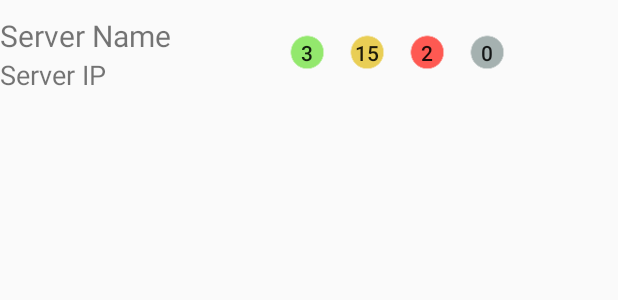
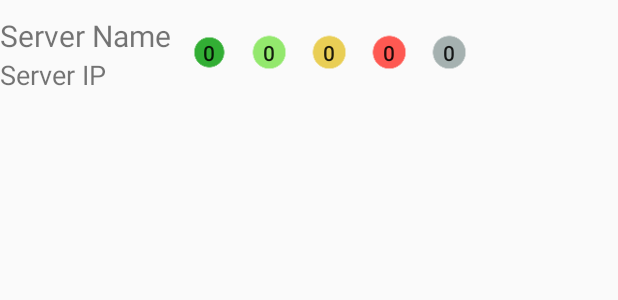
Before and after one commit to BlayckPanthers/UMTZ, an Android app: the layout infrastructure_single_layout.xml on its own in the app's theme, with its tools: preview values and no code run, on a phone screen of 412 x 824 dp. Shown: the top 300 px of the screen. Run offline under Robolectric (Android 15) with nearby library versions, the phone set to English and light mode, and no system bars.

Commit message:
Mise à jour

```diff
--- a/app/src/main/java/com/ingesup/docblayck/umtz/LoginActivty.java
+++ b/app/src/main/java/com/ingesup/docblayck/umtz/LoginActivty.java
@@ -53,7 +53,7 @@ public class LoginActivty  extends AppCompatActivity {
                 user.setEmail(email);
                 user.setPassword(password);
                 new AsyncTaskConnexion(LoginActivty.this, user,mailWrapper)
-                            .execute("http://172.20.10.3:8080/CentreonWebService/api/verifUser");
+                            .execute("http://174.138.7.116:8080/CWS/api/verifUser");
 
             }
             else{
--- a/app/src/main/res/layout/infrastructure_single_layout.xml
+++ b/app/src/main/res/layout/infrastructure_single_layout.xml
@@ -29,14 +29,16 @@
 
     </LinearLayout>
 
-    <ImageView
+    <Button
         android:id="@+id/infrastructure_server_status"
-        android:layout_width="35dp"
-        android:layout_height="35dp"
-        android:layout_toRightOf="@id/infrastructure_server"
-        android:layout_marginLeft="30dp"
-        android:layout_marginTop="10dp" />
-
+        android:layout_width="30dp"
+        android:layout_height="30dp"
+        android:layout_marginTop="10dp"
+        android:layout_marginLeft="10dp"
+        android:background="@drawable/ic_green_button"
+        android:clickable="false"
+        android:text="0"
+        android:layout_toRightOf="@id/infrastructure_server"/>
     <Button
         android:id="@+id/infrastructure_button_ok"
         android:layout_width="30dp"
@@ -45,7 +47,7 @@
         android:layout_marginLeft="10dp"
         android:background="@drawable/ic_greenlight_button"
         android:clickable="false"
-        android:text="3"
+        android:text="0"
         android:layout_toRightOf="@id/infrastructure_server_status"/>
 
     <Button
@@ -56,7 +58,7 @@
         android:layout_marginLeft="10dp"
         android:background="@drawable/ic_orange_button"
         android:clickable="false"
-        android:text="15"
+        android:text="0"
         android:layout_toRightOf="@id/infrastructure_button_ok"/>
 
     <Button
@@ -68,7 +70,7 @@
         android:background="@drawable/ic_redlight_button"
         android:clickable="false"
 
-        android:text="2"
+        android:text="0"
         android:layout_toRightOf="@id/infrastructure_button_warning"/>
 
     <Button
```
Also changed, not shown: app/src/main/java/com/ingesup/docblayck/umtz/Entities/Infrastructure.java (+15 -9 lines), app/src/main/java/com/ingesup/docblayck/umtz/InfrastructureAdapter.java (+8 -3 lines), app/src/main/java/com/ingesup/docblayck/umtz/ServerListActivity.java (+5 -5 lines), app/src/main/java/com/ingesup/docblayck/umtz/Tasks/AsyncTaskServers.java (+20 -8 lines).
